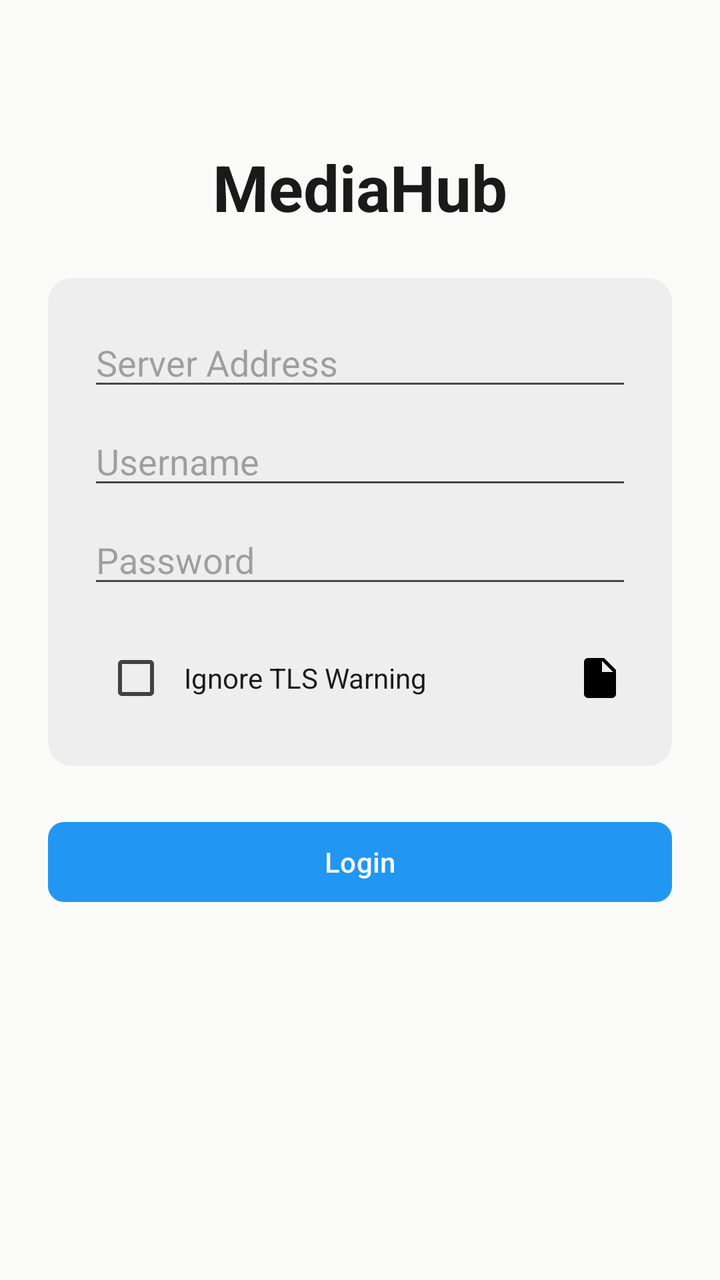
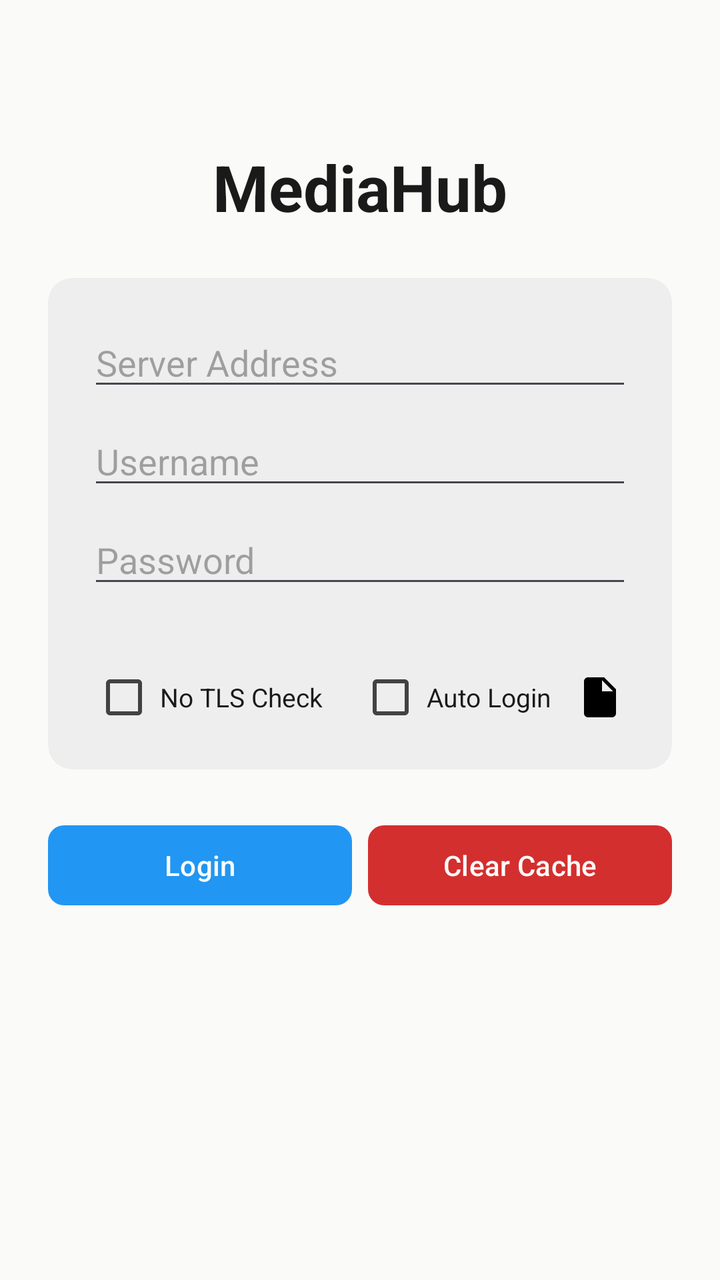

Two renders of the same Android screen: before a commit and after it. Below are the layout's source before the change and the commit's diff.
<!-- AndroidManifest.xml: application theme Theme.k7mediahub -->
<!-- res/layout/view_login.xml -->
<?xml version="1.0" encoding="utf-8"?>
<ScrollView
    xmlns:android="http://schemas.android.com/apk/res/android"
    android:layout_width="match_parent"
    android:layout_height="match_parent"
    android:background="?attr/colorSurface">

    <LinearLayout style="@style/vbox"
        android:padding="24dp"
        android:gravity="center"
        android:layout_marginTop="48dp"
        android:paddingBottom="64dp">

        <TextView style="@style/title"
            android:text="MediaHub"
            android:textSize="32sp" />

        <com.google.android.material.card.MaterialCardView
            style="@style/card"
            android:layout_marginTop="24dp">

            <LinearLayout style="@style/vbox" android:padding="20dp">

                <EditText
                    android:id="@+id/edtServerUrl"
                    android:layout_width="match_parent"
                    android:layout_height="wrap_content"
                    android:hint="Server Address"
                    android:inputType="textUri"
                    android:singleLine="true" />

                <EditText
                    android:id="@+id/edtUsername"
                    android:layout_width="match_parent"
                    android:layout_height="wrap_content"
                    android:hint="Username"
                    android:inputType="text"
                    android:singleLine="true"
                    android:layout_marginTop="8dp" />

                <EditText
                    android:id="@+id/edtPassword"
                    android:layout_width="match_parent"
                    android:layout_height="wrap_content"
                    android:hint="Password"
                    android:inputType="textPassword"
                    android:singleLine="true"
                    android:layout_marginTop="8dp" />

                <LinearLayout style="@style/hbox" android:layout_marginTop="16dp">
                    <CheckBox
                        android:id="@+id/chkTls"
                        android:layout_width="wrap_content"
                        android:layout_height="wrap_content" />
                    <TextView style="@style/body"
                        android:text="Ignore TLS Warning"
                        android:textSize="14sp"
                        android:layout_weight="1" />
                    <ImageButton
                        android:id="@+id/btnMemo"
                        android:layout_width="32dp"
                        android:layout_height="32dp"
                        android:src="@drawable/icon_note"
                        android:background="?attr/selectableItemBackgroundBorderless"
                        android:contentDescription="Memo" />
                </LinearLayout>

            </LinearLayout>
        </com.google.android.material.card.MaterialCardView>

        <Button
            android:id="@+id/btnLogin"
            style="@style/btnPri"
            android:text="Login"
            android:layout_marginTop="24dp"
            android:layout_width="match_parent" />

        <TextView
            android:id="@+id/txtStatus"
            style="@style/cap"
            android:layout_marginTop="16dp"
            android:gravity="center" />

    </LinearLayout>
</ScrollView>
<!-- resources referenced by this layout -->
<resources>
  <!-- drawable icon_note (drawable) -->
  <vector xmlns:android="http://schemas.android.com/apk/res/android"
      android:width="24dp"
      android:height="24dp"
      android:viewportWidth="24"
      android:viewportHeight="24">
      <path
          android:fillColor="#FF000000"
          android:pathData="M14,2H6C4.9,2 4,2.9 4,4V20C4,21.1 4.9,22 6,22H18C19.1,22 20,21.1 20,20V8L14,2M13,9V3.5L18.5,9H13Z" />
  </vector>
  <style name="body">
          <item name="android:layout_width">wrap_content</item>
          <item name="android:layout_height">wrap_content</item>
          <item name="android:textSize">16sp</item>
          <item name="android:textColor">?attr/colorOnSurface</item>
      </style>
  <style name="btnPri" parent="Widget.Material3.Button">
          <item name="android:layout_width">wrap_content</item>
          <item name="android:layout_height">wrap_content</item>
          <item name="backgroundTint">?attr/colorPrimary</item>
          <item name="android:textColor">?attr/colorOnPrimary</item>
          <item name="cornerRadius">8dp</item>
      </style>
  <style name="cap">
          <item name="android:layout_width">wrap_content</item>
          <item name="android:layout_height">wrap_content</item>
          <item name="android:textSize">13sp</item>
          <item name="android:textColor">?attr/colorOnSurfaceVariant</item>
      </style>
  <style name="card" parent="Widget.Material3.CardView.Filled">
          <item name="android:layout_width">match_parent</item>
          <item name="android:layout_height">wrap_content</item>
          <item name="cardBackgroundColor">?attr/colorSurfaceVariant</item>
          <item name="cardCornerRadius">12dp</item>
          <item name="cardElevation">0dp</item>
      </style>
  <style name="hbox">
          <item name="android:orientation">horizontal</item>
          <item name="android:layout_width">match_parent</item>
          <item name="android:layout_height">wrap_content</item>
          <item name="android:gravity">center_vertical</item>
      </style>
  <style name="title">
          <item name="android:layout_width">wrap_content</item>
          <item name="android:layout_height">wrap_content</item>
          <item name="android:textSize">24sp</item>
          <item name="android:textStyle">bold</item>
          <item name="android:textColor">?attr/colorOnSurface</item>
      </style>
  <style name="vbox">
          <item name="android:orientation">vertical</item>
          <item name="android:layout_width">match_parent</item>
          <item name="android:layout_height">wrap_content</item>
      </style>
  <color name="blue_500">#FF2196F3</color>
  <color name="white">#FFFAFAF8</color>
  <color name="cyan_500">#FF00BCD4</color>
  <color name="red_700">#FFD32F2F</color>
  <color name="gray_200">#FFEEEEEE</color>
  <color name="black">#FF1A1A1A</color>
  <color name="gray_800">#FF424242</color>
  <!-- unchanged entries left out for length: 1 -->
</resources>

<!-- the commit's change to res/layout/view_login.xml (unified diff, before → after) -->
@@ -47,15 +47,40 @@
                     android:singleLine="true"
                     android:layout_marginTop="8dp" />
 
-                <LinearLayout style="@style/hbox" android:layout_marginTop="16dp">
+                
+                <TextView
+                    android:id="@+id/txtStatus"
+                    style="@style/cap"
+                    android:layout_marginTop="4dp"
+                    android:gravity="center" />
+
+                <LinearLayout style="@style/hbox" android:layout_marginTop="12dp">
                     <CheckBox
                         android:id="@+id/chkTls"
                         android:layout_width="wrap_content"
-                        android:layout_height="wrap_content" />
+                        android:layout_height="wrap_content"
+                        android:minWidth="0dp"
+                        android:minHeight="0dp"
+                        android:paddingStart="4dp" />
                     <TextView style="@style/body"
-                        android:text="Ignore TLS Warning"
-                        android:textSize="14sp"
-                        android:layout_weight="1" />
+                        android:text="No TLS Check"
+                        android:textSize="13sp" />
+
+                    <View android:layout_width="16dp" android:layout_height="0dp" />
+
+                    <CheckBox
+                        android:id="@+id/chkAutoLogin"
+                        android:layout_width="wrap_content"
+                        android:layout_height="wrap_content"
+                        android:minWidth="0dp"
+                        android:minHeight="0dp"
+                        android:paddingStart="4dp" />
+                    <TextView style="@style/body"
+                        android:text="Auto Login"
+                        android:textSize="13sp" />
+
+                    <View style="@style/spacer" />
+
                     <ImageButton
                         android:id="@+id/btnMemo"
                         android:layout_width="32dp"
@@ -68,18 +93,23 @@
             </LinearLayout>
         </com.google.android.material.card.MaterialCardView>
 
-        <Button
-            android:id="@+id/btnLogin"
-            style="@style/btnPri"
-            android:text="Login"
+        <LinearLayout style="@style/hbox"
             android:layout_marginTop="24dp"
-            android:layout_width="match_parent" />
-
-        <TextView
-            android:id="@+id/txtStatus"
-            style="@style/cap"
-            android:layout_marginTop="16dp"
-            android:gravity="center" />
+            android:gravity="center">
+            <Button
+                android:id="@+id/btnLogin"
+                style="@style/btnPri"
+                android:text="Login"
+                android:layout_width="0dp"
+                android:layout_weight="1" />
+            <Button
+                android:id="@+id/btnClearCache"
+                style="@style/btnDan"
+                android:text="Clear Cache"
+                android:layout_width="0dp"
+                android:layout_weight="1"
+                android:layout_marginStart="8dp" />
+        </LinearLayout>
 
     </LinearLayout>
 </ScrollView>
<!-- resource entries referenced after the edit -->
@@ -15,6 +15,13 @@
           <item name="android:layout_height">wrap_content</item>
           <item name="android:textSize">16sp</item>
           <item name="android:textColor">?attr/colorOnSurface</item>
+      </style>
+  <style name="btnDan" parent="Widget.Material3.Button">
+          <item name="android:layout_width">wrap_content</item>
+          <item name="android:layout_height">wrap_content</item>
+          <item name="backgroundTint">?attr/colorError</item>
+          <item name="android:textColor">?attr/colorOnError</item>
+          <item name="cornerRadius">8dp</item>
       </style>
   <style name="btnPri" parent="Widget.Material3.Button">
           <item name="android:layout_width">wrap_content</item>
@@ -42,6 +49,11 @@
           <item name="android:layout_height">wrap_content</item>
           <item name="android:gravity">center_vertical</item>
       </style>
+  <style name="spacer">
+          <item name="android:layout_width">0dp</item>
+          <item name="android:layout_height">0dp</item>
+          <item name="android:layout_weight">1</item>
+      </style>
   <style name="title">
           <item name="android:layout_width">wrap_content</item>
           <item name="android:layout_height">wrap_content</item>
